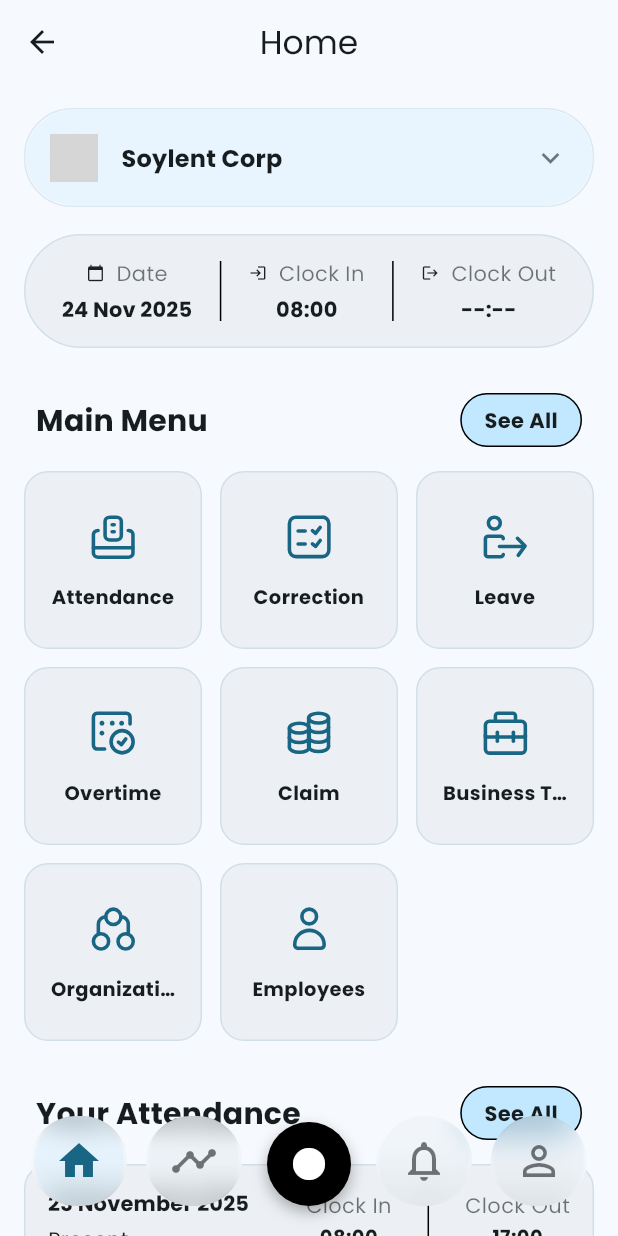
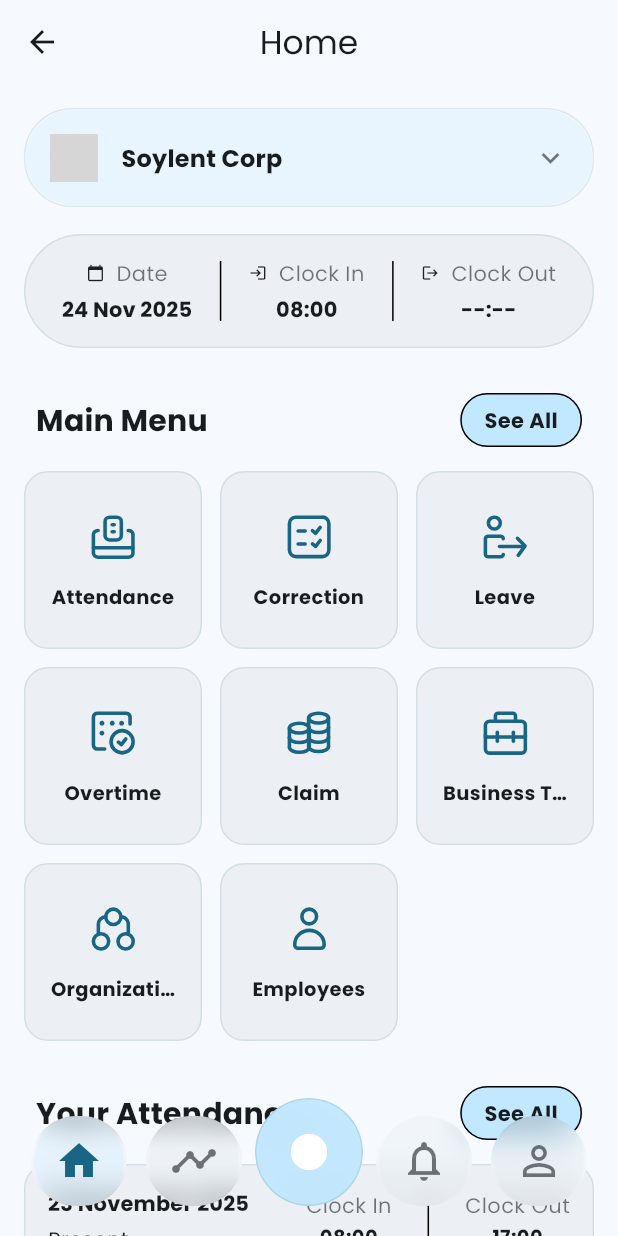
Before and after one commit to guizot/hris_app, a Flutter app: the HomePage screen opened by its route, on a phone screen of 412 x 824 dp. Run offline on Flutter 3.47's test engine with Material 3 defaults, Android fonts, the phone set to English and light mode, and no system bars; our stand-ins replace flutter_svg, get_it, hive, hive_flutter, image_picker, palette_generator and 1 more; accounts and stored records are empty; network calls fail; grey boxes are pictures that could not be loaded.

Commit message:
feat: Enhance prominent record tab with larger size, improved styling, and blur effect for better visibility

```diff
--- a/lib/presentation/pages/home.dart
+++ b/lib/presentation/pages/home.dart
@@ -101,7 +101,7 @@ class _HomePageState extends State<HomePage> {
             ),
 
 
-            // Prominent Record Button
+            // Prominent Record Tab (matches nav items but larger & accented)
             Positioned(
               bottom: 20,
               child: GestureDetector(
@@ -111,24 +111,34 @@ class _HomePageState extends State<HomePage> {
                     MaterialPageRoute(builder: (_) => const RecordPage()),
                   );
                 },
+                child: ClipRRect(
+                  borderRadius: BorderRadius.circular(40),
+                  child: BackdropFilter(
+                    filter: ui.ImageFilter.blur(sigmaX: 12, sigmaY: 12),
                     child: Container(
-                  width: 56,
-                  height: 56,
+                      width: 72,
+                      height: 72,
                       decoration: BoxDecoration(
                         shape: BoxShape.circle,
-                    color: isDarkMode ? Colors.white : Colors.black,
+                        color: Theme.of(context).colorScheme.primaryContainer.withOpacity(0.95),
                         boxShadow: [
                           BoxShadow(
-                        color: Colors.black.withValues(alpha: 0.3),
-                        blurRadius: 8,
-                        offset: const Offset(0, 4),
+                            color: Theme.of(context).colorScheme.primary.withOpacity(0.18),
+                            blurRadius: 12,
+                            offset: const Offset(0, 6),
                           ),
                         ],
+                        border: Border.all(
+                          color: Theme.of(context).colorScheme.primary.withOpacity(0.14),
+                          width: 1,
+                        ),
                       ),
                       child: Icon(
                         Icons.fiber_manual_record,
-                    size: 32,
-                    color: isDarkMode ? Colors.black : Colors.white,
+                        size: 36,
+                        color: Theme.of(context).colorScheme.onPrimary,
+                      ),
+                    ),
                   ),
                 ),
               ),
```
Lines whose indentation alone changed are shown as unchanged.
